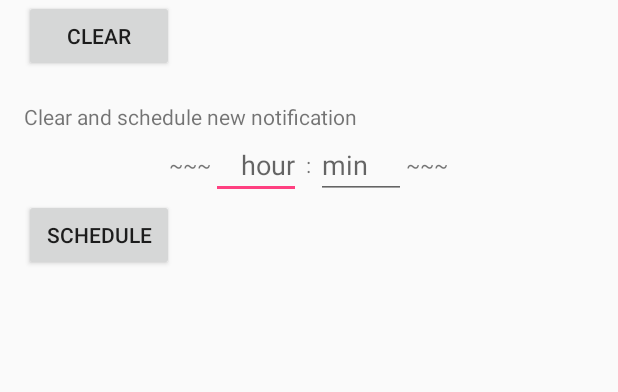
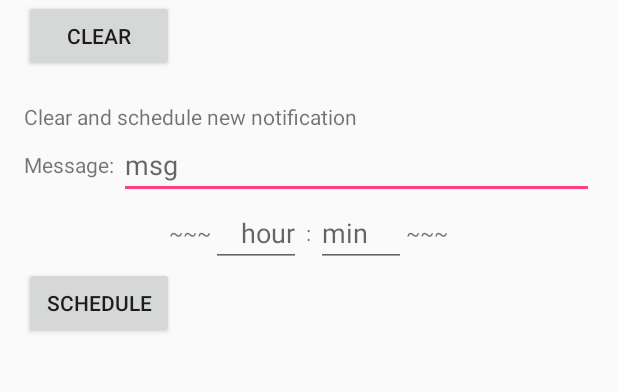
Before and after one commit to StupidWizard/Android-LocalNotification, an Android app: the screen it shows after launch (MainActivity), after a tap on "SCHEDULE", on a phone screen of 412 x 824 dp, the part 137-529 px from its top. Run offline under Robolectric (Android 15) with nearby library versions, the phone set to English and light mode, and no system bars; 2 statements that could not run were skipped.

Commit message:
test local notification

```diff
--- a/LocalNotifyExample/app/src/main/java/com/example/localnotifyexample/LocalNotificationUtils.java
+++ b/LocalNotifyExample/app/src/main/java/com/example/localnotifyexample/LocalNotificationUtils.java
@@ -14,8 +14,8 @@ public class LocalNotificationUtils {
 
     public static final int REQUEST_CODE = 13579;
 
-    private static final int MORNING_NOTIFICATION_TIME_HOUR     = 7;
-    private static final int MORNING_NOTIFICATION_TIME_MINUTE   = 30;
+    public static int MORNING_NOTIFICATION_TIME_HOUR     = 7;
+    public static int MORNING_NOTIFICATION_TIME_MINUTE   = 30;
 
     public static void clearLocalNotification(Context context) {
         Intent intent = new Intent(context, LocalNotificationReceiver.class);
@@ -46,7 +46,9 @@ public class LocalNotificationUtils {
         calendar.set(Calendar.MINUTE, MORNING_NOTIFICATION_TIME_MINUTE);
         calendar.set(Calendar.SECOND, 0);
         long alarmTime = calendar.getTimeInMillis();
-        if (alarmTime < System.currentTimeMillis()) alarmTime += AlarmManager.INTERVAL_DAY;
+        if (alarmTime < System.currentTimeMillis()) {
+            alarmTime += AlarmManager.INTERVAL_DAY;
+        }
         alarmManager.set(AlarmManager.RTC_WAKEUP, alarmTime, alarmIntent);
     }
 }
--- a/LocalNotifyExample/app/src/main/java/com/example/localnotifyexample/MainActivity.java
+++ b/LocalNotifyExample/app/src/main/java/com/example/localnotifyexample/MainActivity.java
@@ -9,6 +9,7 @@ public class MainActivity extends AppCompatActivity {
 
     EditText hour;
     EditText min;
+    EditText msg;
 
     @Override
     protected void onCreate(Bundle savedInstanceState) {
@@ -17,6 +18,7 @@ public class MainActivity extends AppCompatActivity {
 
         hour = (EditText) findViewById(R.id.txt_hour);
         min = (EditText) findViewById(R.id.txt_min);
+        msg = (EditText) findViewById(R.id.txt_msg);
 
         findViewById(R.id.btn_clear).setOnClickListener(new View.OnClickListener() {
             @Override
@@ -39,6 +41,12 @@ public class MainActivity extends AppCompatActivity {
     }
 
     void Schedule() {
+        String textMsg = msg.getText().toString();
+        int hourData = (int)Float.parseFloat(hour.getText().toString());
+        int minData = (int)Float.parseFloat(min.getText().toString());
+        LocalNotificationUtils.MORNING_NOTIFICATION_TIME_HOUR = hourData;
+        LocalNotificationUtils.MORNING_NOTIFICATION_TIME_MINUTE = minData;
 
+        LocalNotificationUtils.scheduleLocalNotification(getApplicationContext(), "", textMsg);
     }
 }
--- a/LocalNotifyExample/app/src/main/res/layout/activity_main.xml
+++ b/LocalNotifyExample/app/src/main/res/layout/activity_main.xml
@@ -27,6 +27,23 @@
         android:layout_height="wrap_content"
         android:paddingTop="20dp"
         android:text="Clear and schedule new notification"/>
+
+    <LinearLayout
+        android:layout_width="match_parent"
+        android:layout_height="wrap_content"
+        android:orientation="horizontal"
+        android:gravity="left|center_vertical">
+        <TextView
+            android:layout_width="wrap_content"
+            android:layout_height="wrap_content"
+            android:text="Message: "/>
+
+        <EditText
+            android:id="@+id/txt_msg"
+            android:layout_width="match_parent"
+            android:layout_height="wrap_content"
+            android:hint="msg"/>
+    </LinearLayout>
 
     <LinearLayout
         android:layout_width="match_parent"
```
